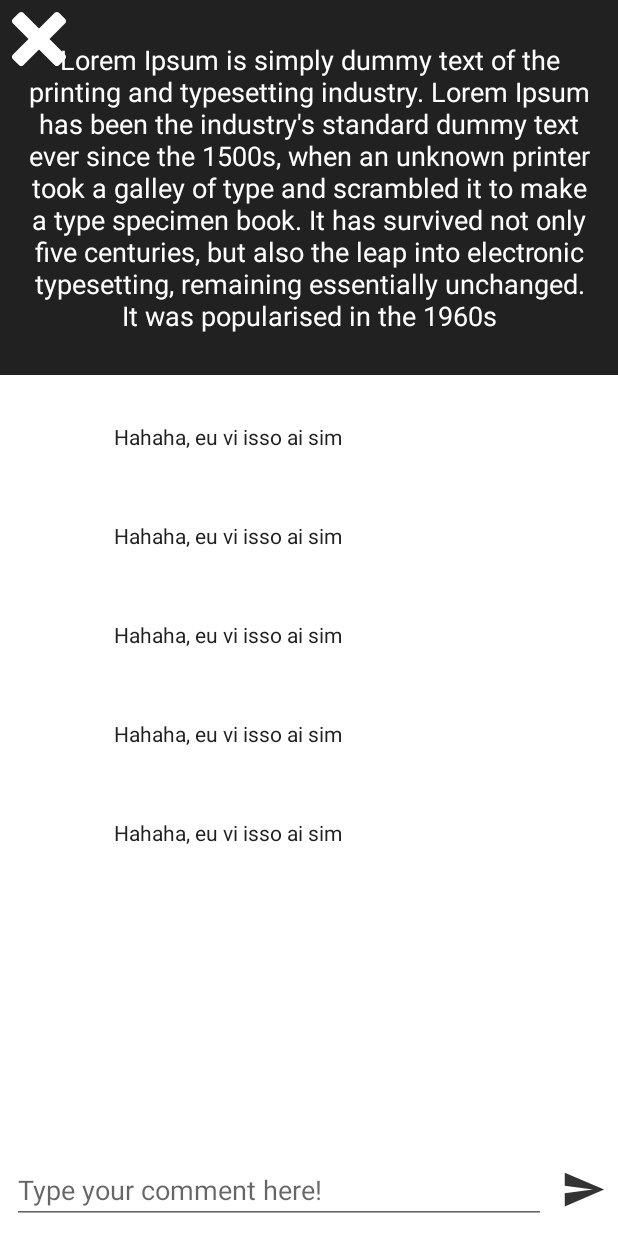
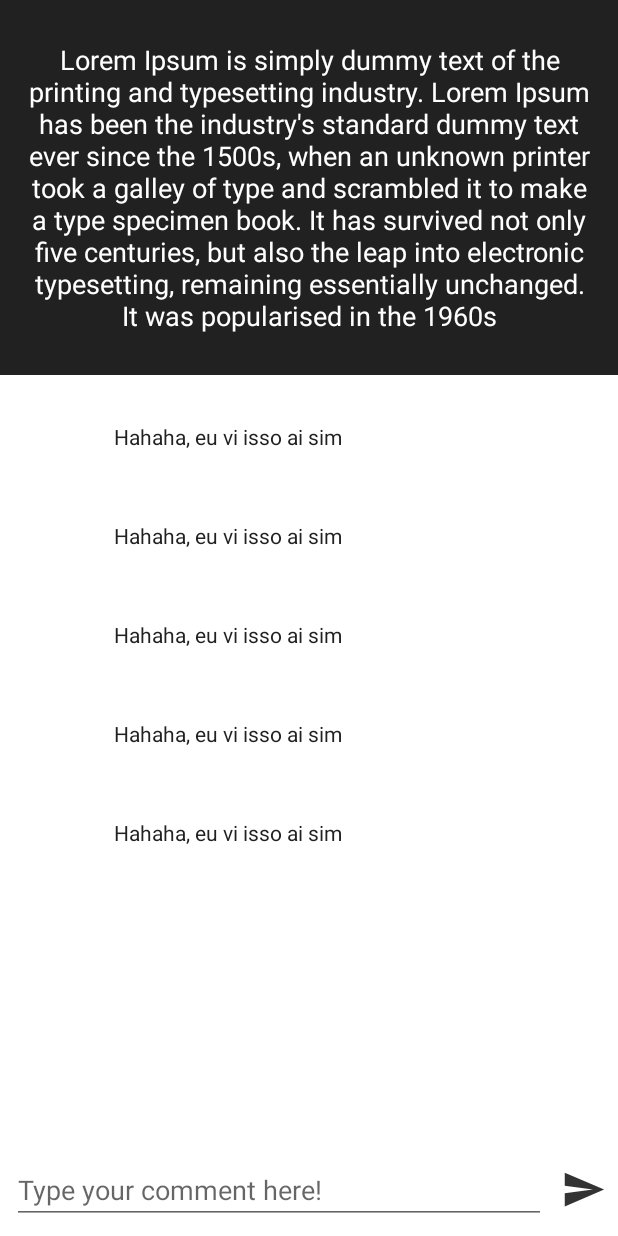
Before and after one commit to Rodrigolmti/whispers, an Android app: the layout activity_post_comment.xml on its own in the app's theme, with its tools: preview values and no code run, on a phone screen of 412 x 824 dp. Run offline under Robolectric (Android 15) with nearby library versions, the phone set to English and light mode, and no system bars.

```diff
--- a/app/src/main/AndroidManifest.xml
+++ b/app/src/main/AndroidManifest.xml
@@ -30,7 +30,7 @@
         <activity
             android:name=".ui.app.comment.PostCommentActivity"
             android:screenOrientation="portrait"
-            android:theme="@style/AppTheme.No.ActionBar"/>
+            android:theme="@style/AppTheme"/>
 
     </application>
 
--- a/app/src/main/java/com/vortex/secret/data/mappers/FirebaseMappers.kt
+++ b/app/src/main/java/com/vortex/secret/data/mappers/FirebaseMappers.kt
@@ -11,7 +11,7 @@ fun mapPostModelToFirebaseDocument(postModel: PostModel): HashMap<String, Any> {
     postModel.body?.let { hashMap["body"] = it }
     postModel.createdAt?.let { hashMap["createdAt"] = it }
     postModel.color?.let { hashMap["color"] = it }
-    postModel.likesCount?.let { hashMap["likesCount"] = it }
+    hashMap["likesCount"] = postModel.likesCount
     hashMap["likes"] = postModel.likes
     hashMap["comments"] = postModel.comments
     return hashMap
--- a/app/src/main/java/com/vortex/secret/data/model/PostModel.kt
+++ b/app/src/main/java/com/vortex/secret/data/model/PostModel.kt
@@ -6,7 +6,7 @@ data class PostModel(
         var createdAt: String? = null,
         var body: String? = null,
         var color: Int? = null,
-        var likesCount: Int? = null,
+        var likesCount: Int = 0,
         var likes: MutableList<PostLikeModel> = mutableListOf(),
         var comments: MutableList<PostCommentModel> = mutableListOf()
 )
--- a/app/src/main/res/layout/activity_post_comment.xml
+++ b/app/src/main/res/layout/activity_post_comment.xml
@@ -50,13 +50,6 @@
                 tools:text="Lorem Ipsum is simply dummy text of the printing and typesetting industry. Lorem Ipsum has been the industry's standard dummy text ever since the 1500s, when an unknown printer took a galley of type and scrambled it to make a type specimen book. It has survived not only five centuries, but also the leap into electronic typesetting, remaining essentially unchanged. It was popularised in the 1960s"
                 tools:visibility="visible"/>
 
-            <ImageView
-                android:layout_width="wrap_content"
-                android:layout_height="wrap_content"
-                android:src="@drawable/ic_action_delete"
-                app:layout_constraintStart_toStartOf="parent"
-                app:layout_constraintTop_toTopOf="parent"/>
-
             <androidx.recyclerview.widget.RecyclerView
                 android:id="@+id/rvComments"
                 android:layout_width="match_parent"
--- a/app/src/main/res/values/strings.xml
+++ b/app/src/main/res/values/strings.xml
@@ -8,6 +8,7 @@
 
     <string name="general_error_connection">Please check your internet connection and try again!</string>
     <string name="general_error">Ops! Something went wrong, please try again!</string>
+    <string name="general_dialog_title">Ops!</string>
 
     <string name="general_email_error">Please inform your e-mail!</string>
     <string name="general_email_invalid">Please inform a valid e-mail!</string>
@@ -36,6 +37,8 @@
     <string name="bottom_sheet_post_body_hint">Type your whisper</string>
     <string name="bottom_sheet_post_color_title">Select one color</string>
     <string name="bottom_sheet_post_button_title">Post</string>
+    <string name="bottom_sheet_post_error_message">Please inform a message to your post and select a color!</string>
+
     <string name="settings_fragment_logout_label">Logout</string>
 
 </resources>
```
Also changed, not shown: app/src/main/java/com/vortex/secret/ui/app/comment/PostCommentActivity.kt (+16 -0 lines), app/src/main/java/com/vortex/secret/ui/custom/bottom_sheet/PostBottomSheet.kt (+6 -2 lines), app/src/main/java/com/vortex/secret/util/extensions/ViewExtensions.kt (+12 -0 lines).
